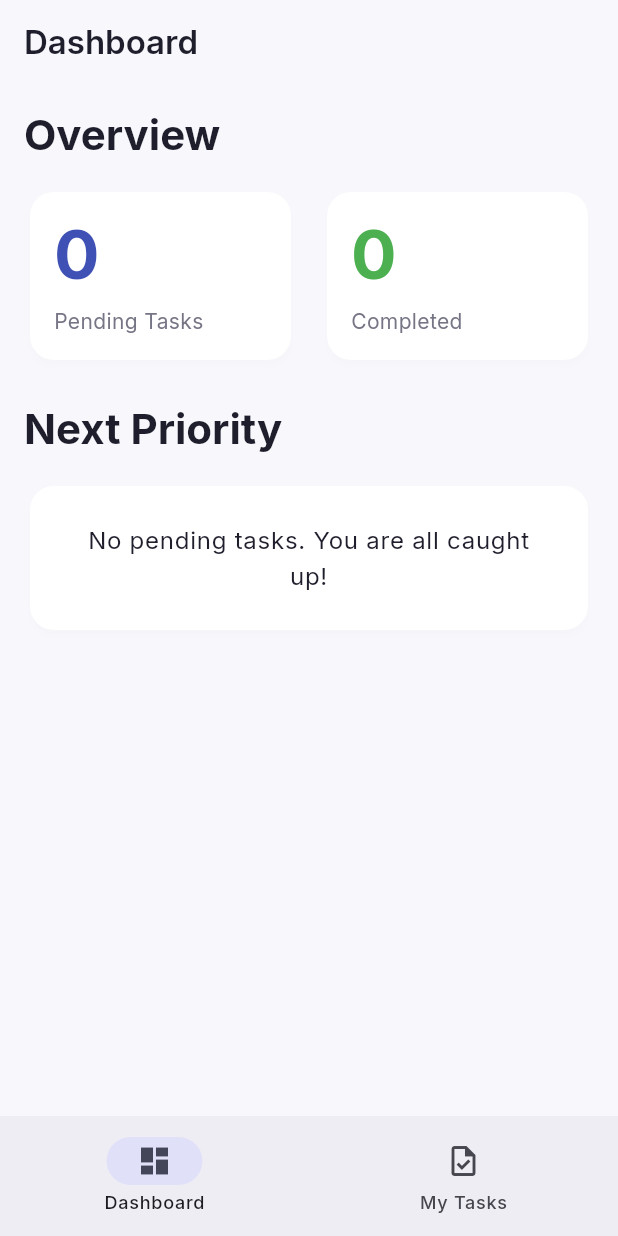
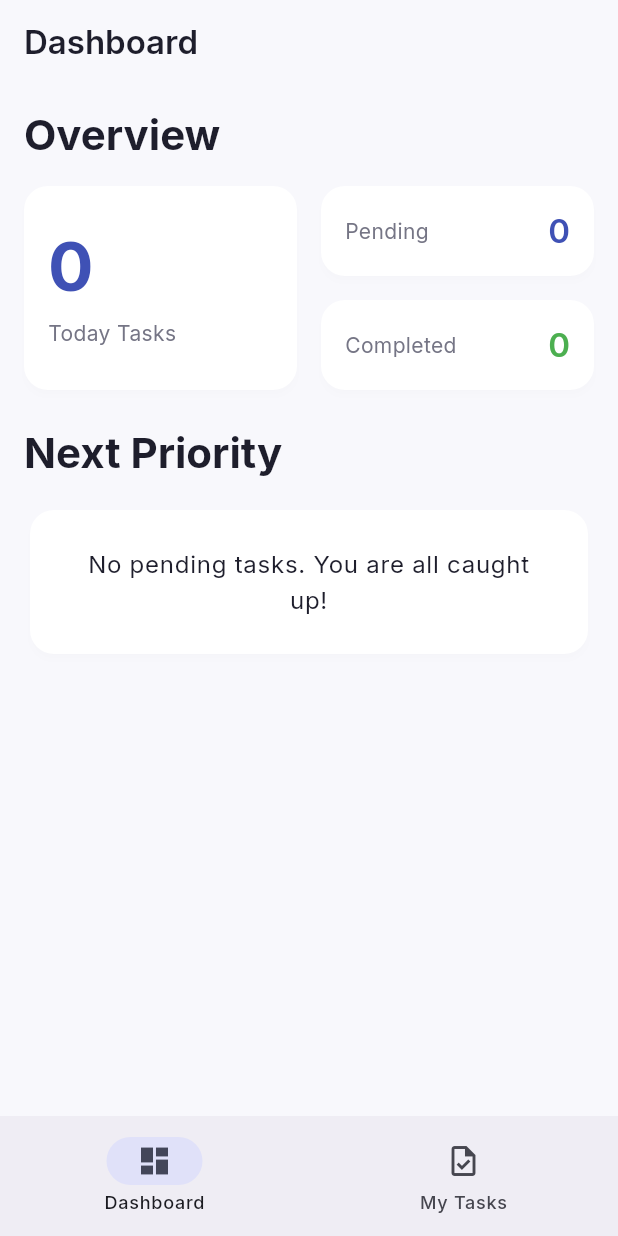
Before and after one commit to BomScoob12/mass-todo, a Flutter app: the screen it shows after launch, on a phone screen of 412 x 824 dp. Run offline on Flutter 3.47's test engine with Material 3 defaults, Android fonts, the phone set to English and light mode, and no system bars; our stand-ins replace flutter_riverpod, google_fonts, sqflite; accounts and stored records are empty.

Commit message:
feat: adding today tasks count in overview section

```diff
--- a/app/lib/providers/task_provider.dart
+++ b/app/lib/providers/task_provider.dart
@@ -70,6 +70,14 @@ final tasksStatsProvider = Provider((ref) {
       final pending = total - completed;
       final completionRate = total > 0 ? completed / total : 0.0;
 
+      final now = DateTime.now();
+      final todayCount = tasks.where((t) {
+        if (t.deadline == null) return false;
+        return t.deadline!.year == now.year &&
+               t.deadline!.month == now.month &&
+               t.deadline!.day == now.day;
+      }).length;
+
       final pendingTasks = tasks.where((t) => !t.isCompleted).toList();
       pendingTasks.sort((a, b) {
         if (a.deadline == null && b.deadline == null) return 0;
@@ -86,13 +94,14 @@ final tasksStatsProvider = Provider((ref) {
         'pending': pending,
         'completionRate': completionRate,
         'nextPriority': nextPriority,
+        'today': todayCount,
       };
     },
     loading: () => {
-      'total': 0, 'completed': 0, 'pending': 0, 'completionRate': 0.0, 'nextPriority': null
+      'total': 0, 'completed': 0, 'pending': 0, 'completionRate': 0.0, 'nextPriority': null, 'today': 0
     },
     error: (error, stack) => {
-      'total': 0, 'completed': 0, 'pending': 0, 'completionRate': 0.0, 'nextPriority': null
+      'total': 0, 'completed': 0, 'pending': 0, 'completionRate': 0.0, 'nextPriority': null, 'today': 0
     },
   );
 });
--- a/app/lib/ui/dashboard_screen.dart
+++ b/app/lib/ui/dashboard_screen.dart
@@ -12,18 +12,13 @@ class DashboardScreen extends ConsumerWidget {
     final stats = ref.watch(tasksStatsProvider);
 
     return Scaffold(
-      appBar: AppBar(
-        title: const Text('Dashboard'),
-      ),
+      appBar: AppBar(title: const Text('Dashboard')),
       body: SingleChildScrollView(
         padding: const EdgeInsets.all(16.0),
         child: Column(
           crossAxisAlignment: CrossAxisAlignment.start,
           children: [
-            Text(
-              'Overview',
-              style: Theme.of(context).textTheme.headlineMedium,
-            ),
+            Text('Overview', style: Theme.of(context).textTheme.headlineMedium),
             const SizedBox(height: 16),
             _buildStatsCards(context, stats),
             const SizedBox(height: 24),
@@ -40,24 +35,28 @@ class DashboardScreen extends ConsumerWidget {
   }
 
   Widget _buildStatsCards(BuildContext context, Map<String, dynamic> stats) {
-    return Row(
+    return IntrinsicHeight(
+      child: Row(
+        crossAxisAlignment: CrossAxisAlignment.stretch,
         children: [
           Expanded(
             child: Card(
+              margin: EdgeInsets.zero,
               child: Padding(
                 padding: const EdgeInsets.all(16.0),
                 child: Column(
                   crossAxisAlignment: CrossAxisAlignment.start,
+                  mainAxisAlignment: MainAxisAlignment.center,
                   children: [
                     Text(
-                    '${stats['pending']}',
+                      '${stats['today'] ?? 0}',
                       style: Theme.of(context).textTheme.displayMedium?.copyWith(
                         color: AppTheme.primaryColor,
                       ),
                     ),
                     const SizedBox(height: 8),
                     Text(
-                    'Pending Tasks',
+                      'Today Tasks',
                       style: Theme.of(context).textTheme.bodyMedium,
                     ),
                   ],
@@ -67,29 +66,56 @@ class DashboardScreen extends ConsumerWidget {
           ),
           const SizedBox(width: 16),
           Expanded(
-          child: Card(
+            child: Column(
+              children: [
+                Card(
+                  margin: EdgeInsets.zero,
                   child: Padding(
                     padding: const EdgeInsets.all(16.0),
-              child: Column(
-                crossAxisAlignment: CrossAxisAlignment.start,
+                    child: Row(
+                      mainAxisAlignment: MainAxisAlignment.spaceBetween,
                       children: [
                         Text(
-                    '${stats['completed']}',
-                    style: Theme.of(context).textTheme.displayMedium?.copyWith(
-                          color: Colors.green,
+                          'Pending',
+                          style: Theme.of(context).textTheme.bodyMedium,
                         ),
+                        Text(
+                          '${stats['pending']}',
+                          style: Theme.of(context).textTheme.titleLarge?.copyWith(
+                            color: AppTheme.primaryColor,
                           ),
-                  const SizedBox(height: 8),
-                  Text(
-                    'Completed',
-                    style: Theme.of(context).textTheme.bodyMedium,
                         ),
                       ],
                     ),
                   ),
                 ),
+                const SizedBox(height: 16),
+                Card(
+                  margin: EdgeInsets.zero,
+                  child: Padding(
+                    padding: const EdgeInsets.all(16.0),
+                    child: Row(
+                      mainAxisAlignment: MainAxisAlignment.spaceBetween,
+                      children: [
+                        Text(
+                          'Completed',
+                          style: Theme.of(context).textTheme.bodyMedium,
+                        ),
+                        Text(
+                          '${stats['completed']}',
+                          style: Theme.of(
+                            context,
+                          ).textTheme.titleLarge?.copyWith(color: Colors.green),
                         ),
                       ],
+                    ),
+                  ),
+                ),
+              ],
+            ),
+          ),
+        ],
+      ),
     );
   }
 
@@ -134,10 +160,16 @@ class DashboardScreen extends ConsumerWidget {
               if (nextTask.deadline != null) ...[
                 Row(
                   children: [
-                    const Icon(Icons.calendar_today, size: 14, color: AppTheme.textSecondaryColor),
+                    const Icon(
+                      Icons.calendar_today,
+                      size: 14,
+                      color: AppTheme.textSecondaryColor,
+                    ),
                     const SizedBox(width: 4),
                     Text(
-                      DateFormat('MMM dd, yyyy h:mm a').format(nextTask.deadline!),
+                      DateFormat(
+                        'MMM dd, yyyy h:mm a',
+                      ).format(nextTask.deadline!),
                       style: Theme.of(context).textTheme.bodyMedium,
                     ),
                   ],
```
Lines whose indentation alone changed are shown as unchanged.
